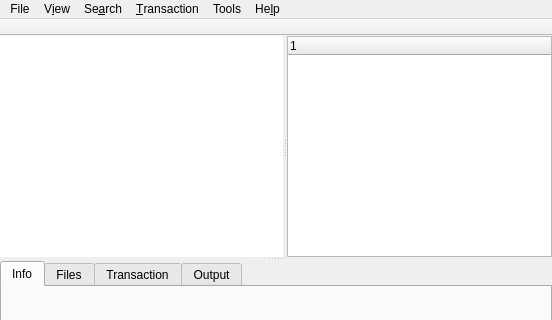
Old version of the form ui/mainwindow.ui in the repository aarnt/octopi; both pictures show x 0 to 552 and y 0 to 320 of the 552 by 518 pixel window.
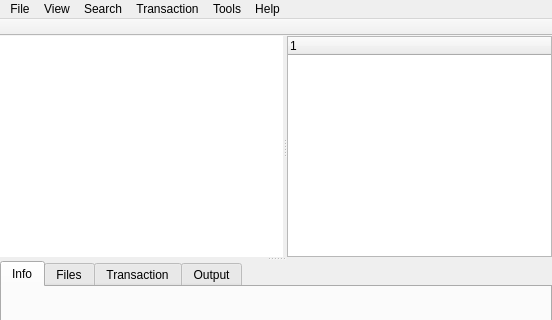
New version of the form. Icons and pictures are not drawn.

Commit message: - BugFix in run with root mode; - BugFix: Got rid of that annoying ampersand in mainwindow.ui.

```diff
--- a/ui/mainwindow.ui
+++ b/ui/mainwindow.ui
@@ -144,7 +144,7 @@
    </property>
    <widget class="QMenu" name="menuHelp">
     <property name="title">
-     <string>He&amp;lp</string>
+     <string>Help</string>
     </property>
     <addaction name="actionHelpUsage"/>
     <addaction name="separator"/>
@@ -152,7 +152,7 @@
    </widget>
    <widget class="QMenu" name="menuView">
     <property name="title">
-     <string>V&amp;iew</string>
+     <string>View</string>
     </property>
     <addaction name="actionViewAllPackages"/>
     <addaction name="actionViewInstalledPackages"/>
@@ -161,7 +161,7 @@
    </widget>
    <widget class="QMenu" name="menuTransaction">
     <property name="title">
-     <string>&amp;Transaction</string>
+     <string>Transaction</string>
     </property>
     <addaction name="actionCommit"/>
     <addaction name="actionCancel"/>
@@ -181,7 +181,7 @@
    </widget>
    <widget class="QMenu" name="menuSearch">
     <property name="title">
-     <string>Se&amp;arch</string>
+     <string>Search</string>
     </property>
     <addaction name="actionSearchByName"/>
     <addaction name="actionSearchByDescription"/>
```
Left out of the diff: 36 changed lines with no effect on the pictures. The commit also changes 2 other files.
